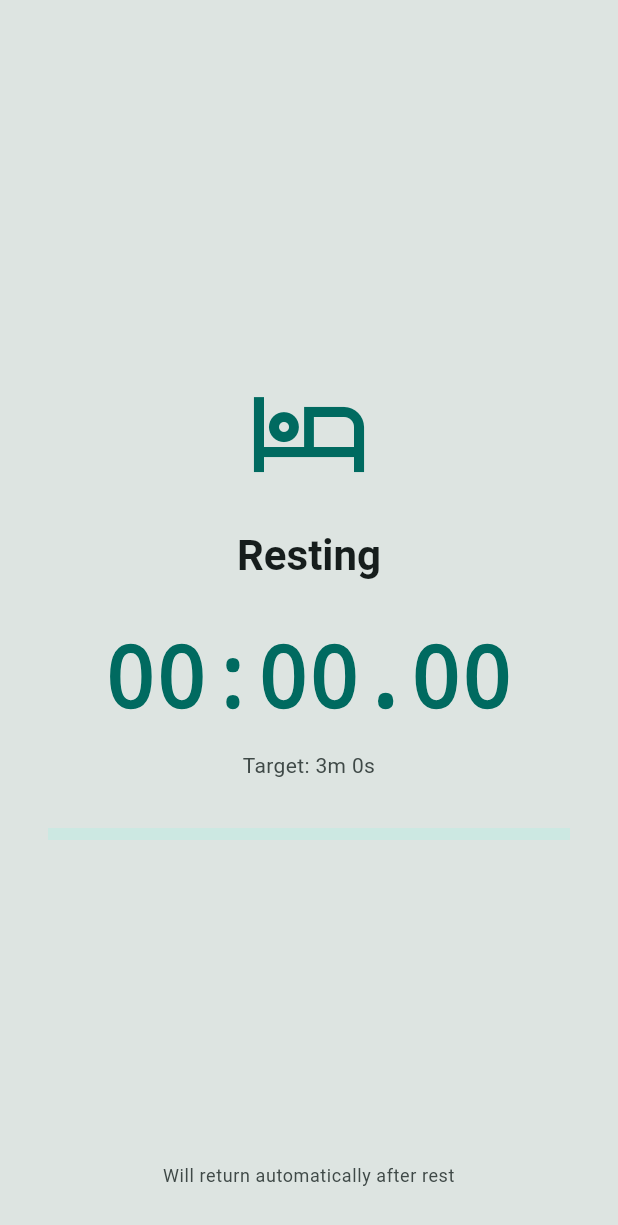
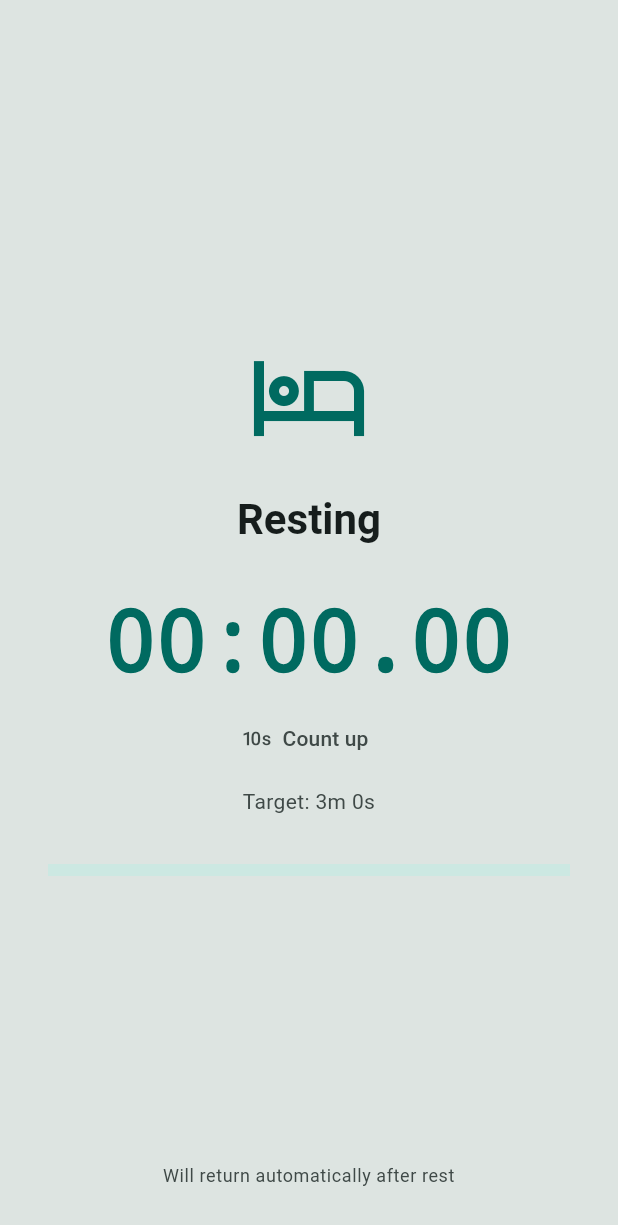
Before and after one commit to peyoot/screen_time_manager, a Flutter app: the screen it shows after launch, after a tap on "Take a break now", on a phone screen of 412 x 824 dp. Shown: the top 1225 px of the screen. Run offline on Flutter 3.47's test engine with Material 3 defaults, Android fonts, the phone set to English and light mode, and no system bars.

Commit message:
修改实现毫秒精度，正向和倒计时可切换

```diff
--- a/lib/l10n/app_en.arb
+++ b/lib/l10n/app_en.arb
@@ -53,6 +53,8 @@
     "placeholders": {"minutes": {"type": "int"}, "seconds": {"type": "int"}}
   },
   "restAutoReturn": "Will return automatically after rest",
+  "restCountUp": "Count up",
+  "restCountDown": "Count down",
 
   "bankGroups": "Question Groups",
   "bankNewGroup": "New Group",
--- a/lib/l10n/app_ja.arb
+++ b/lib/l10n/app_ja.arb
@@ -53,6 +53,8 @@
     "placeholders": {"minutes": {"type": "int"}, "seconds": {"type": "int"}}
   },
   "restAutoReturn": "休憩終了後に自動で戻ります",
+  "restCountUp": "カウントアップ",
+  "restCountDown": "カウントダウン",
 
   "bankGroups": "問題グループ",
   "bankNewGroup": "新規グループ",
--- a/lib/l10n/app_ko.arb
+++ b/lib/l10n/app_ko.arb
@@ -53,6 +53,8 @@
     "placeholders": {"minutes": {"type": "int"}, "seconds": {"type": "int"}}
   },
   "restAutoReturn": "휴식이 끝나면 자동으로 돌아갑니다",
+  "restCountUp": "카운트업",
+  "restCountDown": "카운트다운",
 
   "bankGroups": "문제 그룹",
   "bankNewGroup": "새 그룹",
--- a/lib/l10n/app_localizations.dart
+++ b/lib/l10n/app_localizations.dart
@@ -64,7 +64,8 @@ import 'app_localizations_zh.dart';
 /// be consistent with the languages listed in the S.supportedLocales
 /// property.
 abstract class S {
-  S(String locale) : localeName = intl.Intl.canonicalizedLocale(locale.toString());
+  S(String locale)
+    : localeName = intl.Intl.canonicalizedLocale(locale.toString());
 
   final String localeName;
 
@@ -84,19 +85,20 @@ abstract class S {
   /// Additional delegates can be added by appending to this list in
   /// MaterialApp. This list does not have to be used at all if a custom list
   /// of delegates is preferred or required.
-  static const List<LocalizationsDelegate<dynamic>> localizationsDelegates = <LocalizationsDelegate<dynamic>>[
-    delegate,
-    GlobalMaterialLocalizations.delegate,
-    GlobalCupertinoLocalizations.delegate,
-    GlobalWidgetsLocalizations.delegate,
-  ];
+  static const List<LocalizationsDelegate<dynamic>> localizationsDelegates =
+      <LocalizationsDelegate<dynamic>>[
+        delegate,
+        GlobalMaterialLocalizations.delegate,
+        GlobalCupertinoLocalizations.delegate,
+        GlobalWidgetsLocalizations.delegate,
+      ];
 
   /// A list of this localizations delegate's supported locales.
   static const List<Locale> supportedLocales = <Locale>[
     Locale('en'),
     Locale('ja'),
     Locale('ko'),
-    Locale('zh')
+    Locale('zh'),
   ];
 
   /// No description provided for @appTitle.
@@ -272,6 +274,18 @@ abstract class S {
   /// In zh, this message translates to:
   /// **'休息结束后将自动返回'**
   String get restAutoReturn;
+
+  /// No description provided for @restCountUp.
+  ///
+  /// In zh, this message translates to:
+  /// **'正计时'**
+  String get restCountUp;
+
+  /// No description provided for @restCountDown.
+  ///
+  /// In zh, this message translates to:
+  /// **'倒计时'**
+  String get restCountDown;
 
   /// No description provided for @bankGroups.
   ///
@@ -547,27 +561,30 @@ class _SDelegate extends LocalizationsDelegate<S> {
   }
 
   @override
-  bool isSupported(Locale locale) => <String>['en', 'ja', 'ko', 'zh'].contains(locale.languageCode);
+  bool isSupported(Locale locale) =>
+      <String>['en', 'ja', 'ko', 'zh'].contains(locale.languageCode);
 
   @override
   bool shouldReload(_SDelegate old) => false;
 }
 
 S lookupS(Locale locale) {
-
-
   // Lookup logic when only language code is specified.
   switch (locale.languageCode) {
-    case 'en': return SEn();
-    case 'ja': return SJa();
-    case 'ko': return SKo();
-    case 'zh': return SZh();
+    case 'en':
+      return SEn();
+    case 'ja':
+      return SJa();
+    case 'ko':
+      return SKo();
+    case 'zh':
+      return SZh();
   }
 
   throw FlutterError(
     'S.delegate failed to load unsupported locale "$locale". This is likely '
     'an issue with the localizations generation tool. Please file an issue '
     'on GitHub with a reproducible sample app and the gen-l10n configuration '
-    'that was used.'
+    'that was used.',
   );
 }
--- a/lib/l10n/app_localizations_en.dart
+++ b/lib/l10n/app_localizations_en.dart
@@ -1,5 +1,6 @@
 // ignore: unused_import
 import 'package:intl/intl.dart' as intl;
+
 import 'app_localizations.dart';
 
 // ignore_for_file: type=lint
@@ -110,6 +111,12 @@ class SEn extends S {
   String get restAutoReturn => 'Will return automatically after rest';
 
   @override
+  String get restCountUp => 'Count up';
+
+  @override
+  String get restCountDown => 'Count down';
+
+  @override
   String get bankGroups => 'Question Groups';
 
   @override
@@ -195,7 +202,8 @@ class SEn extends S {
   }
 
   @override
-  String get groupDetailEmpty => 'No questions yet. Add one from the top right.';
+  String get groupDetailEmpty =>
+      'No questions yet. Add one from the top right.';
 
   @override
   String groupDetailAnswer(String answer) {
@@ -229,7 +237,8 @@ class SEn extends S {
   String get importNameLabel => 'Group name';
 
   @override
-  String get importNameHint => 'Required for CSV; leave empty for JSON to use groupName';
+  String get importNameHint =>
+      'Required for CSV; leave empty for JSON to use groupName';
 
   @override
   String get importContentCsv => 'CSV content';
@@ -241,7 +250,8 @@ class SEn extends S {
   String get importHintCsv => 'question,answer,hint\nWhat is 1+1?,2,hint';
 
   @override
-  String get importHintJson => '&#123;\"groupName\":\"My bank\",\"type\":\"input\",\"questions\":[&#123;\"question\":\"...\",\"answer\":\"...\"&#125;]&#125;';
+  String get importHintJson =>
+      '&#123;\"groupName\":\"My bank\",\"type\":\"input\",\"questions\":[&#123;\"question\":\"...\",\"answer\":\"...\"&#125;]&#125;';
 
   @override
   String get importButton => 'Import';
--- a/lib/l10n/app_zh.arb
+++ b/lib/l10n/app_zh.arb
@@ -53,6 +53,8 @@
     "placeholders": {"minutes": {"type": "int"}, "seconds": {"type": "int"}}
   },
   "restAutoReturn": "休息结束后将自动返回",
+  "restCountUp": "正计时",
+  "restCountDown": "倒计时",
 
   "bankGroups": "题库分组",
   "bankNewGroup": "新建分组",
--- a/lib/ui/screen_time/rest_page.dart
+++ b/lib/ui/screen_time/rest_page.dart
@@ -1,4 +1,4 @@
-/// 全屏休息页：正计时秒表，休息结束自动返回计时。
+/// 全屏休息页：毫秒级秒表，支持正计时/倒计时切换，休息结束自动返回。
 library;
 
 import 'dart:async';
@@ -10,8 +10,10 @@ import 'screen_time_controller.dart';
 
 /// 全屏休息页。
 ///
-/// 展示从休息开始到现在的毫秒级正计时秒表，当达到配置的休息时长后
-/// 状态机会自动回到计时阶段，本页随之消失。
+/// 展示毫秒级秒表（精度 50ms），支持正计时/倒计时切换：
+/// - 正计时：从 0 开始累计，表示已休息时长；
+/// - 倒计时：从目标时长递减，表示剩余休息时间。
+/// 休息结束后状态机自动回到计时阶段，本页随之消失。
 class RestPage extends StatefulWidget {
   final ScreenTimeController controller;
 
@@ -25,6 +27,7 @@ class _RestPageState extends State<RestPage> {
   Timer? _timer;
   Duration _elapsed = Duration.zero;
   late final DateTime _restStart;
+  bool _countDown = false;
 
   @override
   void initState() {
@@ -55,6 +58,13 @@ class _RestPageState extends State<RestPage> {
     final total = settings.restDuration;
     final theme = Theme.of(context);
     final l10n = S.of(context);
+
+    // 根据模式计算显示时长：正计时直接显示，倒计时从总时长减去已用时。
+    final displayDuration = _countDown
+        ? (total - _elapsed < Duration.zero ? Duration.zero : total - _elapsed)
+        : _elapsed;
+
+    // 进度条始终基于正计时（已用时长 / 总时长）。
     final progress = total.inMilliseconds == 0
         ? 0.0
         : (_elapsed.inMilliseconds / total.inMilliseconds).clamp(0.0, 1.0);
@@ -82,8 +92,24 @@ class _RestPageState extends State<RestPage> {
                 ),
               ),
               const SizedBox(height: 32),
-              _StopwatchDisplay(elapsed: _elapsed),
-              const SizedBox(height: 16),
+              _StopwatchDisplay(
+                duration: displayDuration,
+                isCountDown: _countDown,
+              ),
+              const SizedBox(height: 8),
+              // 正计时/倒计时切换按钮。
+              TextButton.icon(
+                onPressed: () => setState(() => _countDown = !_countDown),
+                icon: Icon(
+                  _countDown ? Icons.timer_outlined : Icons.timer_10_outlined,
+                  size: 18,
+                ),
+                label: Text(_countDown ? l10n.restCountDown : l10n.restCountUp),
+                style: TextButton.styleFrom(
+                  foregroundColor: theme.colorScheme.onSurfaceVariant,
+                ),
+              ),
+              const SizedBox(height: 8),
               Text(
                 l10n.restTarget(total.inMinutes, total.inSeconds % 60),
                 textAlign: TextAlign.center,
@@ -111,16 +137,20 @@ class _RestPageState extends State<RestPage> {
 
 /// 毫秒级秒表显示组件。
 class _StopwatchDisplay extends StatelessWidget {
-  final Duration elapsed;
+  final Duration duration;
+  final bool isCountDown;
 
-  const _StopwatchDisplay({required this.elapsed});
+  const _StopwatchDisplay({
+    required this.duration,
+    required this.isCountDown,
+  });
 
   @override
   Widget build(BuildContext context) {
     final theme = Theme.of(context);
-    final mm = elapsed.inMinutes.toString().padLeft(2, '0');
-    final ss = (elapsed.inSeconds % 60).toString().padLeft(2, '0');
-    final ms = (elapsed.inMilliseconds % 1000 ~/ 10).toString().padLeft(2, '0');
+    final mm = duration.inMinutes.toString().padLeft(2, '0');
+    final ss = (duration.inSeconds % 60).toString().padLeft(2, '0');
+    final ms = (duration.inMilliseconds % 1000 ~/ 10).toString().padLeft(2, '0');
 
     return Text(
       '$mm:$ss.$ms',
@@ -128,7 +158,9 @@ class _StopwatchDisplay extends StatelessWidget {
       style: theme.textTheme.displayLarge?.copyWith(
         fontWeight: FontWeight.bold,
         fontFamily: 'monospace',
-        color: theme.colorScheme.primary,
+        color: isCountDown
+            ? theme.colorScheme.error
+            : theme.colorScheme.primary,
       ),
     );
   }
```
Also changed, not shown: lib/l10n/app_localizations_ja.dart (+9 -1 lines), lib/l10n/app_localizations_ko.dart (+9 -1 lines), lib/l10n/app_localizations_zh.dart (+9 -1 lines).
